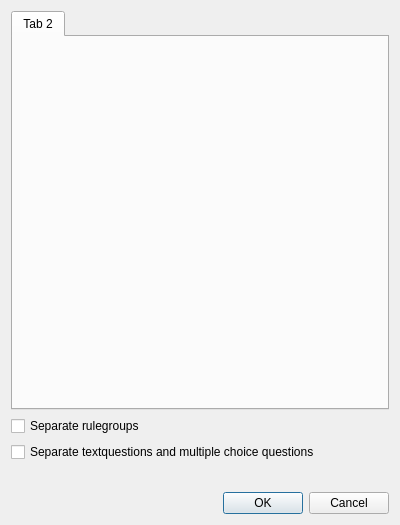
Above: res/regeltest_setup.ui from jfeil/RegeltestCreator before the change. Below: the same form after it.
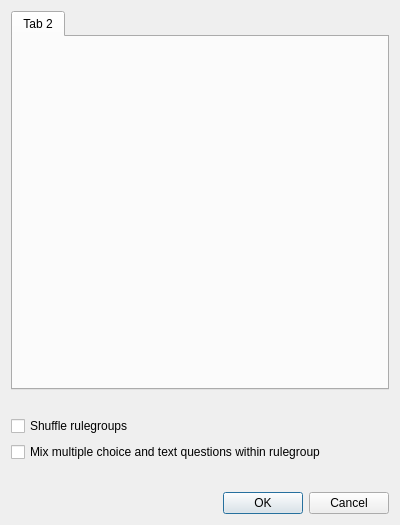
That is the form after the change.

Commit message: Implement setup regeltest

The edit to the form file:
```diff
--- a/res/regeltest_setup.ui
+++ b/res/regeltest_setup.ui
@@ -39,16 +39,23 @@
     </widget>
    </item>
    <item>
-    <widget class="QCheckBox" name="checkBox">
+    <widget class="QLabel" name="statistics">
      <property name="text">
-      <string>Separate rulegroups</string>
+      <string/>
      </property>
     </widget>
    </item>
    <item>
     <widget class="QCheckBox" name="checkBox_2">
      <property name="text">
-      <string>Separate textquestions and multiple choice questions</string>
+      <string>Shuffle rulegroups</string>
+     </property>
+    </widget>
+   </item>
+   <item>
+    <widget class="QCheckBox" name="checkbox_textmchoice">
+     <property name="text">
+      <string>Mix multiple choice and text questions within rulegroup</string>
      </property>
     </widget>
    </item>
```
Left out of the diff: 2 changed lines with no effect on the pictures. The commit also changes 5 other files.
